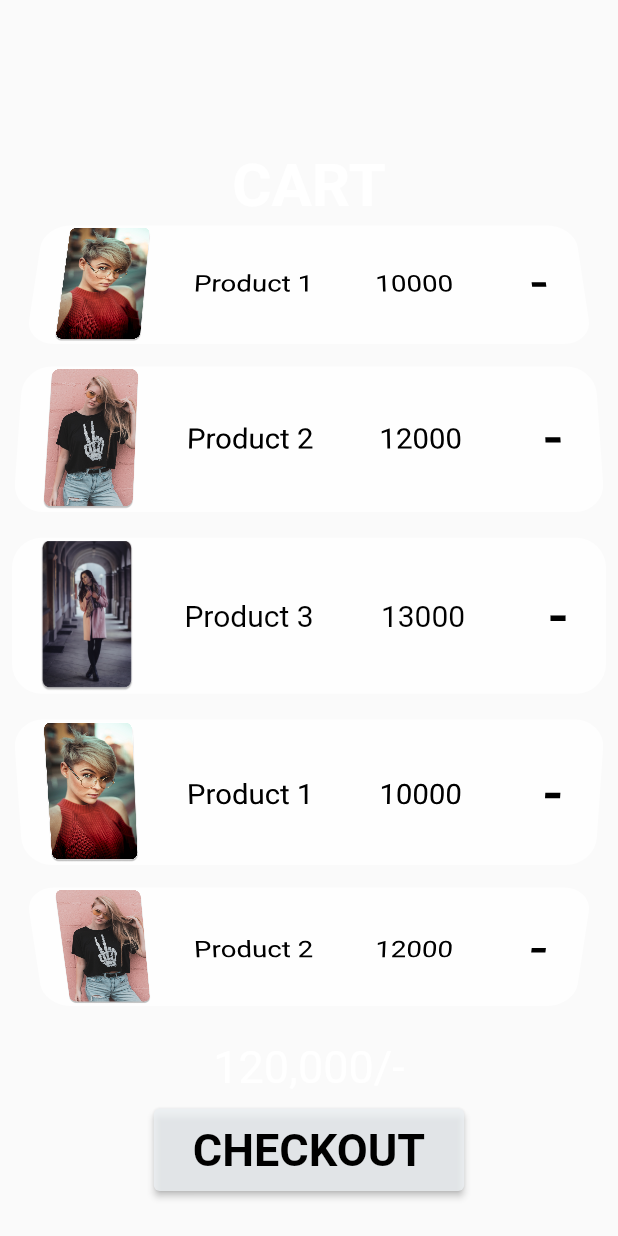
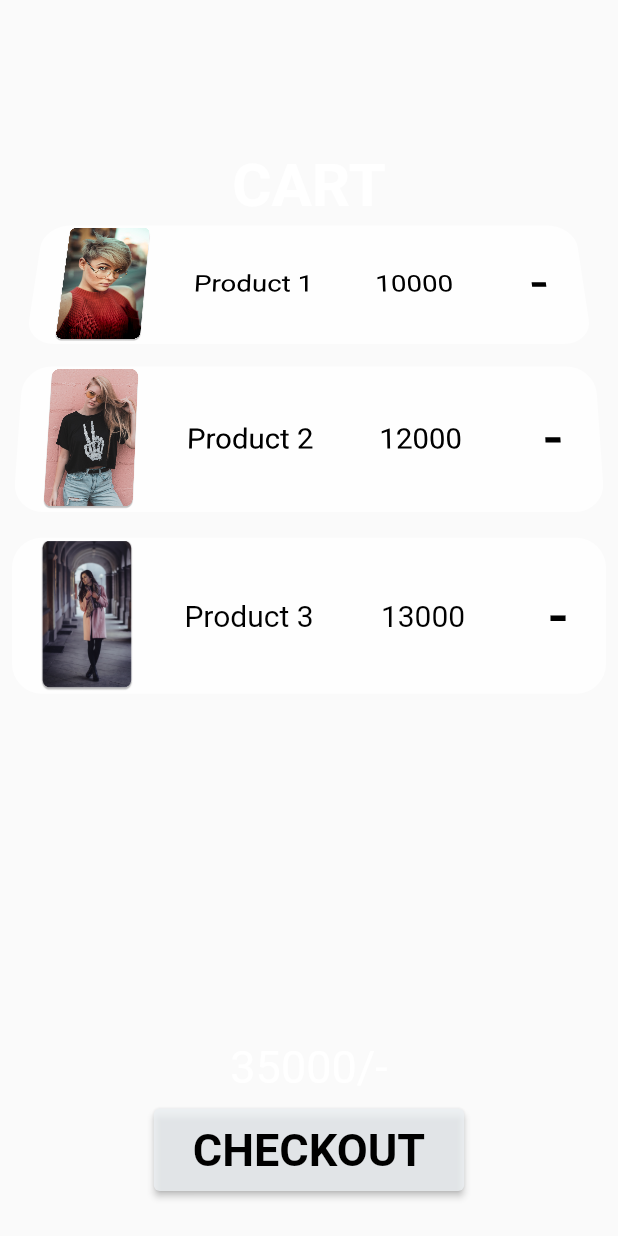
Before and after one commit to sjtsh/Wardrobe, a Flutter app: the Cart widget shown alone on an empty page, opened directly with empty values, scrolled down 240 dp, on a phone screen of 412 x 824 dp. Run offline on Flutter 3.47's test engine with Material 2 defaults, Android fonts, the phone set to English and light mode, and no system bars; our stand-ins replace carousel_slider.

```diff
--- a/application/wardrobe/lib/Cart.dart
+++ b/application/wardrobe/lib/Cart.dart
@@ -6,9 +6,7 @@ import './CartList.dart';
 import './CartCheckout.dart';
 
 class Cart extends StatelessWidget {
-
   final Function setIndex;
-
   Cart(this.setIndex);
 
   @override
@@ -33,7 +31,7 @@ class Cart extends StatelessWidget {
         Padding(
           padding: const EdgeInsets.only(top: 20.0),
           child: Text(
-            "120,000/-",
+            "35000/-",
             style: TextStyle(
               color: Colors.white,
               fontSize: 30,
--- a/application/wardrobe/lib/CartList.dart
+++ b/application/wardrobe/lib/CartList.dart
@@ -12,15 +12,6 @@ class CartList extends StatelessWidget {
           Product(AssetImage("assets/Product1.png"), "Product 1", 10000),
           Product(AssetImage("assets/Product2.png"), "Product 2", 12000),
           Product(AssetImage("assets/Product3.png"), "Product 3", 13000),
-          Product(AssetImage("assets/Product1.png"), "Product 1", 10000),
-          Product(AssetImage("assets/Product2.png"), "Product 2", 12000),
-          Product(AssetImage("assets/Product3.png"), "Product 3", 13000),
-          Product(AssetImage("assets/Product1.png"), "Product 1", 10000),
-          Product(AssetImage("assets/Product2.png"), "Product 2", 12000),
-          Product(AssetImage("assets/Product3.png"), "Product 3", 13000),
-          Product(AssetImage("assets/Product1.png"), "Product 1", 10000),
-          Product(AssetImage("assets/Product2.png"), "Product 2", 12000),
-          Product(AssetImage("assets/Product3.png"), "Product 3", 13000),
         ],
       ),
     );
--- a/application/wardrobe/lib/CheckoutSlider.dart
+++ b/application/wardrobe/lib/CheckoutSlider.dart
@@ -30,6 +30,7 @@ class _CheckoutSliderState extends State<CheckoutSlider> {
                 options: CarouselOptions(
                 //pageViewKey: ,
                 //scrollPhysics: ,
+                  height: 250,
                   enableInfiniteScroll: false,
                   viewportFraction: 1,
                   initialPage: 0,
--- a/application/wardrobe/lib/HomeSlider.dart
+++ b/application/wardrobe/lib/HomeSlider.dart
@@ -33,7 +33,6 @@ class HomeSlider extends StatelessWidget {
           ],
           options: CarouselOptions(
           height: 400,
-          aspectRatio: 16 / 9,
           viewportFraction: 0.6,
           initialPage: 0,
           enableInfiniteScroll: true,
--- a/application/wardrobe/lib/main.dart
+++ b/application/wardrobe/lib/main.dart
@@ -1,5 +1,4 @@
 import 'package:flutter/material.dart';
-import 'package:wardrobe/HomeSlider.dart';
 
 import './Logo.dart';
 import './Navigation.dart';
@@ -45,7 +44,7 @@ class _WardrobeState extends State<Wardrobe> {
     });
   }
 
-    void _setBackground(AssetImage image) {
+  void _setBackground(AssetImage image) {
     setState(() {
       background = image;
     });
```
Also changed, not shown: application/wardrobe/assets/cart_background.png, application/wardrobe/assets/splash.png (added), 11 other files.
